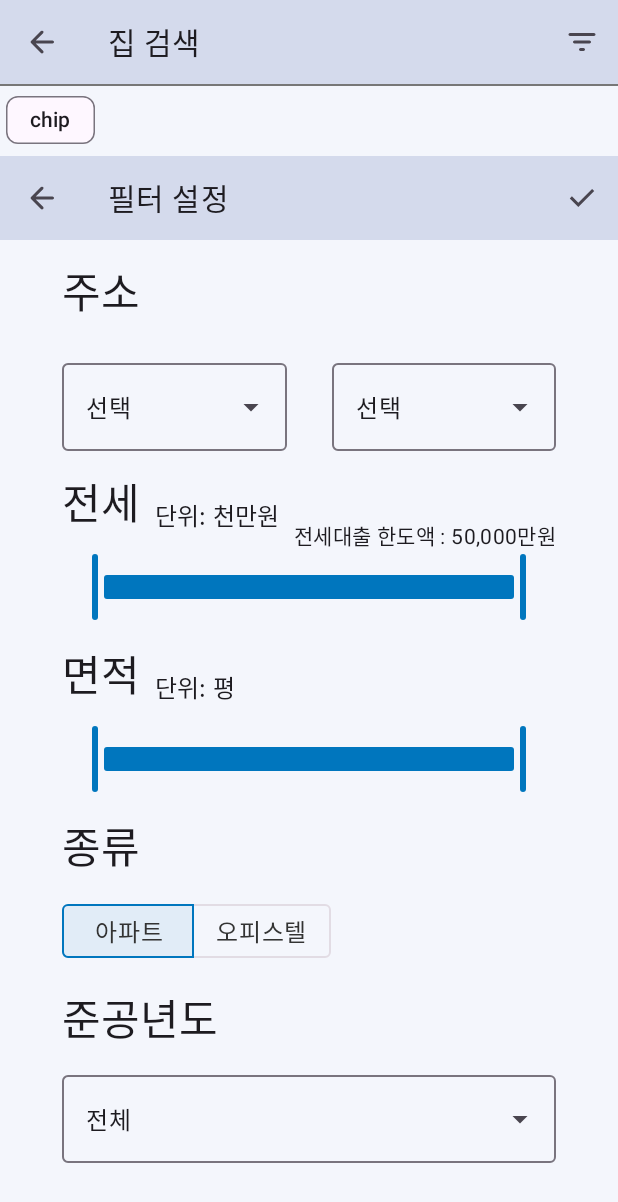
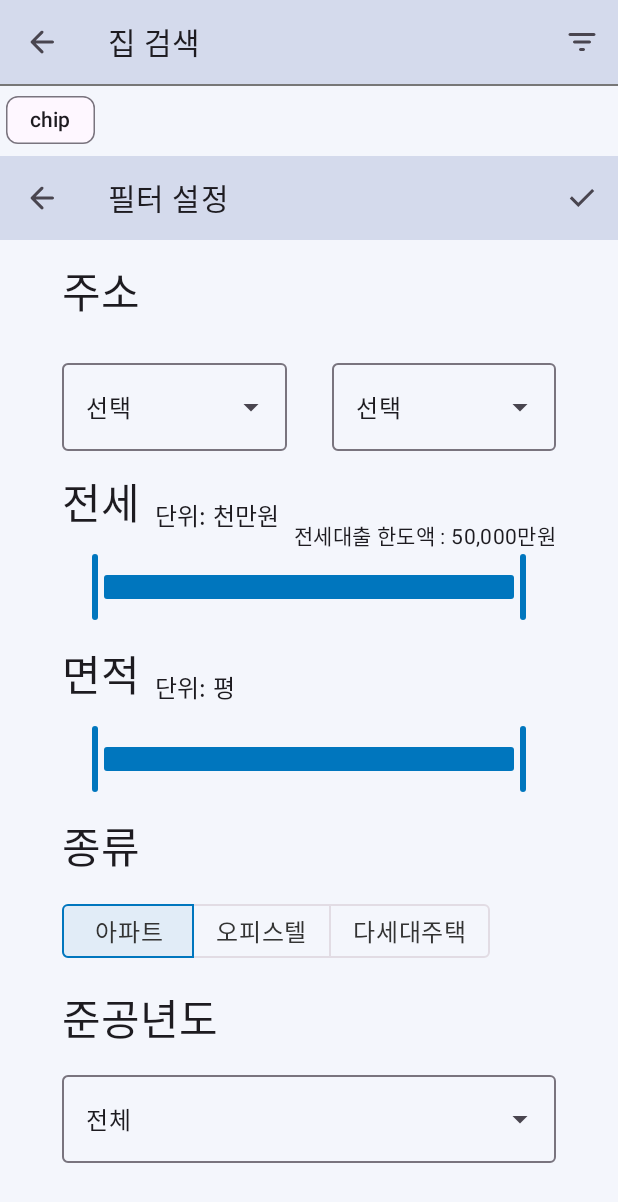
Before and after one commit to SSAFY-TOTT/Android, an Android app: the fragment SearchFilterFragment placed in its activity, on a phone screen of 412 x 824 dp. Shown: the top 1202 px of the screen. Run offline under Robolectric (Android 15) with nearby library versions, the light colour scheme and no system bars; our stand-ins replace Dagger/Hilt's generated code; 2 statements that could not run were skipped.

Commit message:
feat(#49): 검색 필터에 다세대주택 추가

```diff
--- a/app/src/main/res/layout/fragment_search_filter.xml
+++ b/app/src/main/res/layout/fragment_search_filter.xml
@@ -195,6 +195,12 @@
             android:layout_height="wrap_content"
             android:text="@string/officetel_btn_search_filter" />
 
+        <com.google.android.material.button.MaterialButton
+            android:id="@+id/btn_houseType_multiHouse_searchFilter"
+            style="@style/TOTT.OutlinedButton"
+            android:layout_width="wrap_content"
+            android:layout_height="wrap_content"
+            android:text="@string/multiHouse_btn_search_filter" />
     </com.google.android.material.button.MaterialButtonToggleGroup>
 
     <com.google.android.material.textview.MaterialTextView
--- a/app/src/main/res/values/strings.xml
+++ b/app/src/main/res/values/strings.xml
@@ -49,4 +49,5 @@
     <string name="logout_home">로그아웃</string>
     <string name="extraMoney_home">정보 변경</string>
     <string name="searchBuilding_btn">검색</string>
+    <string name="multiHouse_btn_search_filter">다세대주택</string>
 </resources>
```
